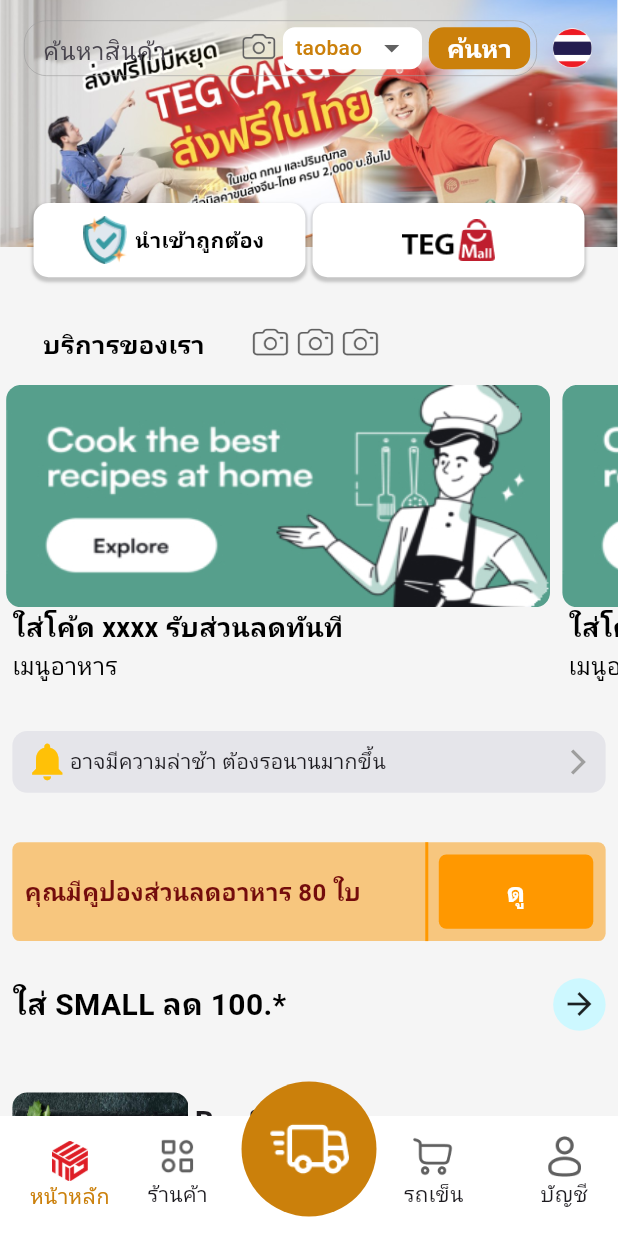
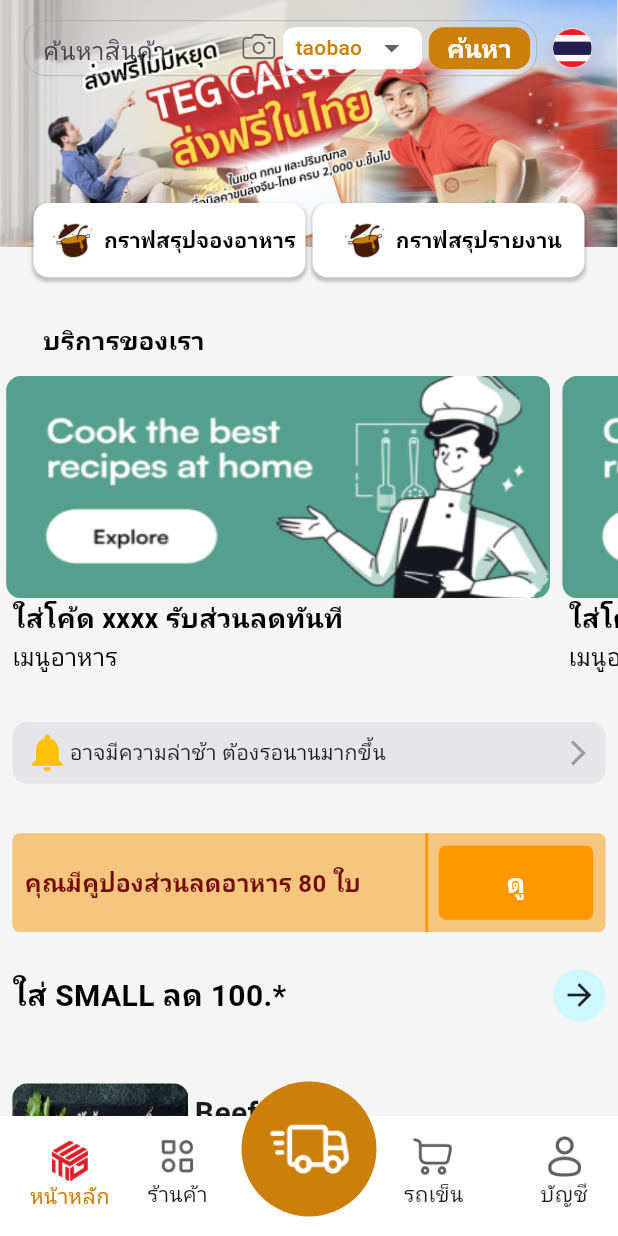
Before and after one commit to AshaTechCorporation/cookingapp, a Flutter app: the screen it shows after launch, after a tap on "เข้าสู่ระบบ", on a phone screen of 412 x 824 dp. Run offline on Flutter 3.47's test engine with Material 3 defaults, Android fonts, the phone set to English and light mode, and no system bars; drawn by our look-alikes of dropdown_button2; our stand-ins replace fl_chart, iconsax, syncfusion_flutter_gauges; network calls fail; Roboto replaces fonts that are missing (SukhumvitSet).

Commit message:
Edit icon บางส่วน

```diff
--- a/lib/cart/cartPage.dart
+++ b/lib/cart/cartPage.dart
@@ -13,7 +13,7 @@
 class _CartPageState extends State<CartPage> {
   bool isSelected = false;
   final List<bool> storeItemsSelection = [false, false];
-  final List<String> storeNames = ['1688严选店', '1688严选店2'];
+  final List<String> storeNames = ['รายการอาหาร', 'รายการอาหาร'];
   final List<List<bool>> productItemsSelection = [
     [false, false],
     [false, false]
--- a/lib/constants.dart
+++ b/lib/constants.dart
@@ -149,13 +149,13 @@
 const List<Map<String, dynamic>> importwidget = [
   {
     'id': 1,
-    'name': 'นำเข้าถูกต้อง',
-    'images': 'assets/icons/correctimport1.png',
+    'name': 'กราฟสรุปจองอาหาร',
+    'images': 'assets/images/Screenshot2024.png',
   },
   {
     'id': 2,
-    'name': '',
-    'images': 'assets/icons/tegmall.png',
+    'name': 'กราฟสรุปรายงาน',
+    'images': 'assets/images/Screenshot2024.png',
   },
 ];
 
--- a/lib/home/detailFoodPage.dart
+++ b/lib/home/detailFoodPage.dart
@@ -98,7 +98,7 @@
                         Icon(Icons.person_add),
                         SizedBox(width: 4),
                         Text(
-                          "ลดสูงสุด 15",
+                          "จำนวนจอง 15",
                           style: TextStyle(
                             fontSize: 14,
                             color: Colors.black,
@@ -134,7 +134,7 @@
                         Positioned.fill(
                           child: SizedBox(
                             child: Image.asset(
-                              'assets/images/french-toast.jpg',
+                              'assets/images/ramen-noodles.jpg',
                               fit: BoxFit.fill,
                             ),
                           ),
--- a/lib/home/homePage.dart
+++ b/lib/home/homePage.dart
@@ -90,7 +90,7 @@
             top: Radius.circular(30),
           ),
           child: AppBar(
-            backgroundColor: Colors.red.withOpacity(appBarOpacity),
+            backgroundColor: red1.withOpacity(appBarOpacity),
             elevation: appBarOpacity > 0.5 ? 4.0 : 0.0,
             title: Padding(
               padding: EdgeInsets.only(top: size.height * 0.01),
@@ -303,10 +303,14 @@
                             (index) => GestureDetector(
                               onTap: () {
                                 if (index == 0) {
-                                  print(index);
+                                  Navigator.push(context, MaterialPageRoute(builder: (context) {
+                                    return LineChartSample1();
+                                  }));
                                 }
                                 if (index == 1) {
-                                  print(index);
+                                  Navigator.push(context, MaterialPageRoute(builder: (context) {
+                                    return LineChartSample1();
+                                  }));
                                 }
                               },
                               child: Importwidget(
@@ -336,36 +340,36 @@
                     style: TextStyle(fontSize: 17, color: Colors.black, fontWeight: FontWeight.bold),
                   ),
                 ),
-                GestureDetector(
-                    onTap: () {
-                      Navigator.push(context, MaterialPageRoute(builder: (context) {
-                        return LineChartSample2();
-                      }));
-                    },
-                    child: Image.asset(
-                      'assets/icons/cam.png',
-                      scale: 2,
-                    )),
-                GestureDetector(
-                    onTap: () {
-                      Navigator.push(context, MaterialPageRoute(builder: (context) {
-                        return LineChartSample11();
-                      }));
-                    },
-                    child: Image.asset(
-                      'assets/icons/cam.png',
-                      scale: 2,
-                    )),
-                GestureDetector(
-                    onTap: () {
-                      Navigator.push(context, MaterialPageRoute(builder: (context) {
-                        return LineChartSample1();
-                      }));
-                    },
-                    child: Image.asset(
-                      'assets/icons/cam.png',
-                      scale: 2,
-                    )),
+                // GestureDetector(
+                //     onTap: () {
+                //       Navigator.push(context, MaterialPageRoute(builder: (context) {
+                //         return LineChartSample2();
+                //       }));
+                //     },
+                //     child: Image.asset(
+                //       'assets/icons/cam.png',
+                //       scale: 2,
+                //     )),
+                // GestureDetector(
+                //     onTap: () {
+                //       Navigator.push(context, MaterialPageRoute(builder: (context) {
+                //         return LineChartSample11();
+                //       }));
+                //     },
+                //     child: Image.asset(
+                //       'assets/icons/cam.png',
+                //       scale: 2,
+                //     )),
+                // GestureDetector(
+                //     onTap: () {
+                //       Navigator.push(context, MaterialPageRoute(builder: (context) {
+                //         return LineChartSample1();
+                //       }));
+                //     },
+                //     child: Image.asset(
+                //       'assets/icons/cam.png',
+                //       scale: 2,
+                //     )),
               ],
             ),
             SizedBox(
@@ -509,7 +513,12 @@
                               address: restaurants[index].address!,
                               image: 'assets/images/ramen-noodles.jpg',
                               press: () {
-                                Navigator.push(context, MaterialPageRoute(builder: (context) => DetailFoodPage(restaurant_id: restaurants[index].id,)));
+                                Navigator.push(
+                                    context,
+                                    MaterialPageRoute(
+                                        builder: (context) => DetailFoodPage(
+                                              restaurant_id: restaurants[index].id,
+                                            )));
                               }),
                         ),
                       ),
@@ -652,7 +661,7 @@
                                 children: [
                                   Icon(
                                     Icons.info_outline,
-                                    color: Colors.red,
+                                    color: brown,
                                   ),
                                   Text(
                                     '฿10 - ',
@@ -677,7 +686,7 @@
                                       children: [
                                         Icon(
                                           Icons.countertops_outlined,
-                                          color: Colors.red,
+                                          color: brown,
                                         ),
                                         Text('ลดพิเศษสำหรับสมาชิก'),
                                       ],
@@ -694,7 +703,7 @@
                                       children: [
                                         Icon(
                                           Icons.countertops_outlined,
-                                          color: Colors.red,
+                                          color: brown,
                                         ),
                                         Text('ลด ฿100'),
                                       ],
--- a/lib/home/widgets/importwidget.dart
+++ b/lib/home/widgets/importwidget.dart
@@ -39,8 +39,8 @@
               padding: EdgeInsets.all(size.height * 0.007),
               child: Image.asset(
                 imagePath,
-                height: id == 2 ? size.height * 0.07 : size.height * 0.05, // ปรับขนาดตาม id
-                width: id == 2 ? size.width * 0.15 : size.width * 0.07, // ปรับขนาดตาม id
+                height: size.height * 0.07, // ปรับขนาดตาม id
+                width: size.width * 0.07, // ปรับขนาดตาม id
               ),
             ),
             Text(
--- a/lib/track/canclecard.dart
+++ b/lib/track/canclecard.dart
@@ -188,6 +188,7 @@
                                 Image.asset(
                                   'assets/icons/byredcar.png',
                                   height: size.height * 0.03,
+                                  color: red1,
                                 ),
                                 SizedBox(
                                   width: size.width * 0.03,
--- a/lib/track/duringpurchase.dart
+++ b/lib/track/duringpurchase.dart
@@ -262,6 +262,7 @@
                                 Image.asset(
                                   'assets/icons/byredcar.png',
                                   height: size.height * 0.03,
+                                  color: red1,
                                 ),
                                 SizedBox(
                                   width: size.width * 0.03,
--- a/lib/track/readytosend.dart
+++ b/lib/track/readytosend.dart
@@ -257,6 +257,7 @@
                               Image.asset(
                                 'assets/icons/byredcar.png',
                                 height: size.height * 0.03,
+                                color: red1,
                               ),
                               SizedBox(
                                 width: size.width * 0.03,
--- a/lib/track/sended.dart
+++ b/lib/track/sended.dart
@@ -277,6 +277,7 @@
                                   Image.asset(
                                     'assets/icons/byredcar.png',
                                     height: size.height * 0.03,
+                                    color: red1,
                                   ),
                                   SizedBox(
                                     width: size.width * 0.03,
--- a/lib/track/waitpurchase.dart
+++ b/lib/track/waitpurchase.dart
@@ -187,6 +187,7 @@
                                 Image.asset(
                                   'assets/icons/byredcar.png',
                                   height: size.height * 0.03,
+                                  color: red1,
                                 ),
                                 SizedBox(
                                   width: size.width * 0.03,
--- a/lib/track/waitsumcard.dart
+++ b/lib/track/waitsumcard.dart
@@ -214,6 +214,7 @@
                                 Image.asset(
                                   'assets/icons/byredcar.png',
                                   height: size.height * 0.03,
+                                  color: red1,
                                 ),
                                 SizedBox(
                                   width: size.width * 0.03,
--- a/lib/track/widgets/CardWarehouseWidget.dart
+++ b/lib/track/widgets/CardWarehouseWidget.dart
@@ -108,7 +108,7 @@
                                   child: Column(
                                     children: [
                                       Text(
-                                        'สินค้าถึงโกดังจีน',
+                                        'สินค้าถึงโกดังไทย',
                                         style: TextStyle(fontSize: 12, color: red1, fontWeight: FontWeight.bold),
                                       ),
                                       Text(
@@ -305,6 +305,7 @@
                         Image.asset(
                           'assets/icons/byredcar.png',
                           height: size.height * 0.03,
+                          color: red1,
                         ),
                         SizedBox(
                           width: size.width * 0.03,
--- a/lib/track/widgets/chineseWarehouse.dart
+++ b/lib/track/widgets/chineseWarehouse.dart
@@ -18,7 +18,7 @@
       appBar: AppBar(
         backgroundColor: white,
         title: Text(
-          'ถึงโกดังจีน',
+          'ถึงโกดังไทย',
           style: TextStyle(fontSize: 17, color: Colors.black, fontWeight: FontWeight.bold),
         ),
         bottom: PreferredSize(
```
Also changed, not shown: lib/account/accountPage.dart (+5 -2 lines), lib/cart/widgets/storeitem.dart (+5 -5 lines), assets/images/Screenshot2024.png (added), pubspec.lock.
